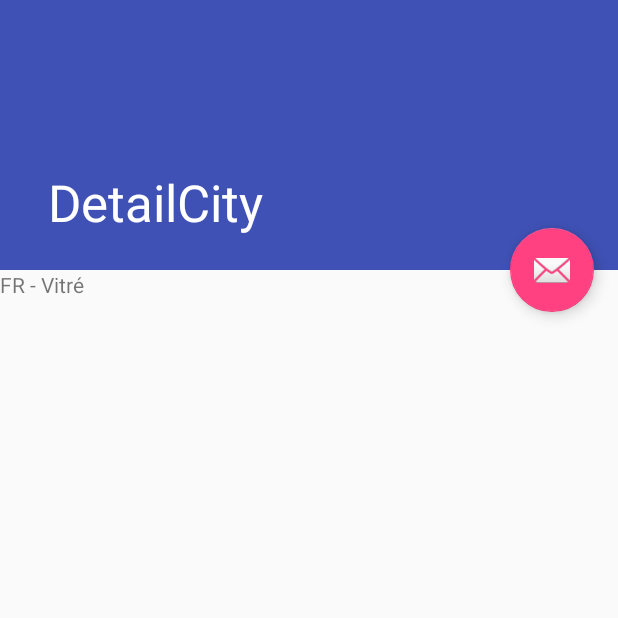
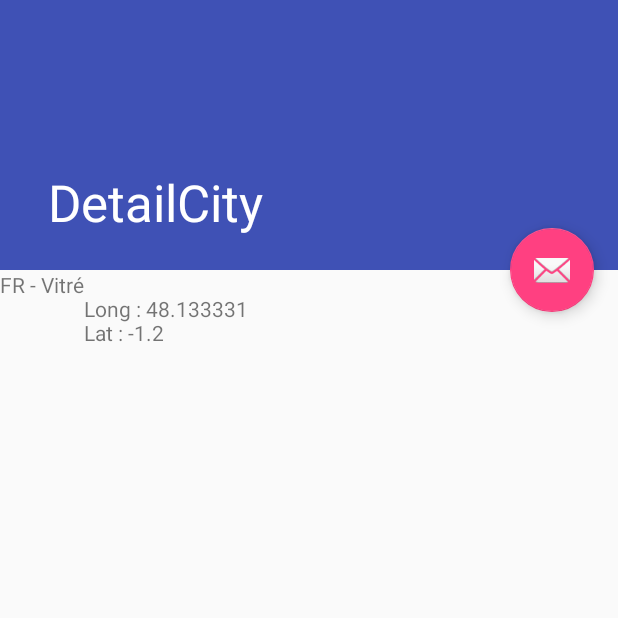
Before and after one commit to Karimgasmi47/WeatherApp, an Android app: the screen it shows after launch (DetailCity), after a tap on "Vitré", on a phone screen of 412 x 824 dp, the top half of it. Run offline under Robolectric (Android 15) with nearby library versions, the phone set to English and light mode, and no system bars.

Commit message:
lon et lat s'affichent

```diff
--- a/app/src/main/java/gasmi/monteleone/weatherapp/DetailCity.java
+++ b/app/src/main/java/gasmi/monteleone/weatherapp/DetailCity.java
@@ -20,13 +20,16 @@ public class DetailCity extends AppCompatActivity {
 
 
         City city = getIntent().getParcelableExtra("city");
+        Coord coordo = getIntent().getParcelableExtra("coord");
+        //Double lat = getIntent().getDoubleExtra("lat", 0.0);
+        //Double lon = getIntent().getDoubleExtra("long", 0.0);
 
         TextView nom = (TextView) findViewById(R.id.nom);
         TextView coord = (TextView) findViewById(R.id.coord);
 
-        nom.setText(city.getCountry() + " - " +city.getName() + " \n ");
-//        coord.setText("Long : " + city.getCoord().getLongitude() + "\nLat : " + city.getCoord().getLatitude());
-
+        nom.setText(city.getCountry() + " - " +city.getName());
+//      coord.setText("Long : " + city.getCoord().getLongitude() + "\nLat : " + city.getCoord().getLatitude());
+        coord.setText("\nLong : "+ coordo.getLatitude() + "\nLat : " + coordo.getLongitude());
 
 
         FloatingActionButton fab = (FloatingActionButton) findViewById(R.id.fab);
--- a/app/src/main/java/gasmi/monteleone/weatherapp/FirstActivity.java
+++ b/app/src/main/java/gasmi/monteleone/weatherapp/FirstActivity.java
@@ -76,6 +76,9 @@ public class FirstActivity extends AppCompatActivity {
                     Log.e("testLat", String.valueOf(city.getCoord().getLatitude()));
                     Log.e("testLon", String.valueOf(city.getCoord().getLongitude()));
                     intent.putExtra("city", city);
+                    // intent.putExtra("lat", city.getCoord().getLatitude());
+                    // intent.putExtra("long", city.getCoord().getLongitude());
+                    intent.putExtra("coord", city.getCoord());
                     startActivity(intent);
 
                 }
```
